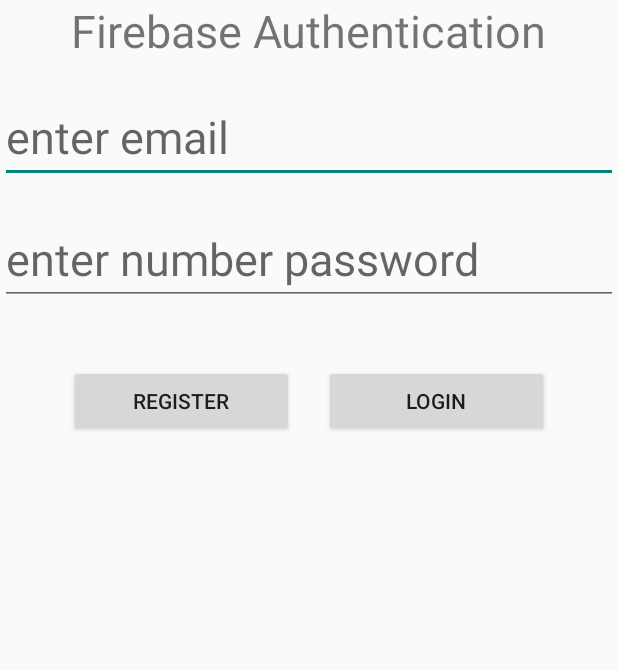
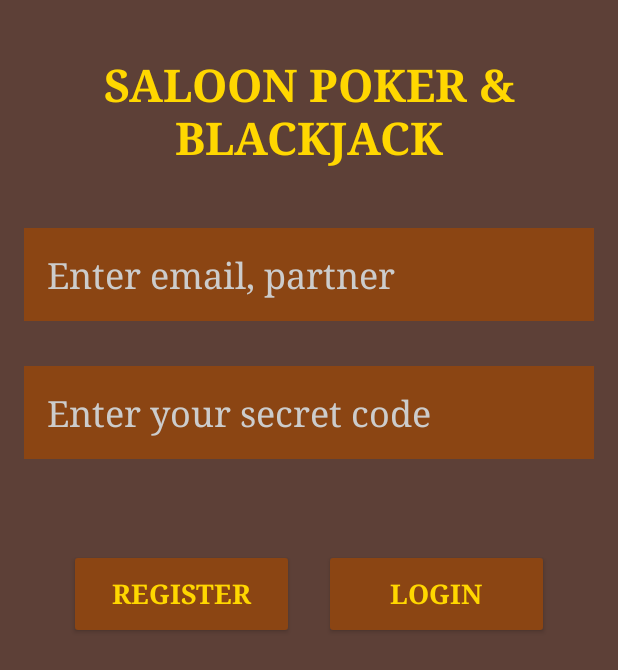
Before and after one commit to Segev29/BlackjackSegev1, an Android app: the screen it shows after launch (SignInActivity), on a phone screen of 412 x 824 dp. Shown: the top 670 px of the screen. Run offline under Robolectric (Android 15) with nearby library versions, the phone set to English and light mode, and no system bars; our stand-ins replace Firebase (no records; nobody signed in at launch, a user with empty details on screens opened directly).

Commit message:
add some updates in the sign in xml

```diff
--- a/app/src/main/res/layout/activity_sign_in.xml
+++ b/app/src/main/res/layout/activity_sign_in.xml
@@ -5,57 +5,79 @@
     android:layout_width="match_parent"
     android:layout_height="match_parent"
     android:orientation="vertical"
+    android:padding="16dp"
+    android:background="#5D4037"
     tools:context=".MainActivity">
 
     <TextView
         android:id="@+id/textView"
         android:layout_width="wrap_content"
         android:layout_height="wrap_content"
+        android:layout_gravity="center"
+        android:text="SALOON POKER &amp; BLACKJACK"
         android:textSize="30dp"
-        android:layout_gravity="center"
-        android:text="Firebase Authentication" />
+        android:textStyle="bold"
+        android:textColor="#FFD700"
+        android:fontFamily="serif"
+        android:layout_marginTop="20dp"
+        android:gravity="center" />
 
     <EditText
         android:id="@+id/etEmailAddress"
         android:layout_width="match_parent"
         android:layout_height="wrap_content"
-        android:textSize="30dp"
-        android:hint="enter email"
-        android:layout_marginTop="20dp"
-        android:inputType="textEmailAddress" />
+        android:hint="Enter email, partner"
+        android:inputType="textEmailAddress"
+        android:layout_marginTop="40dp"
+        android:textSize="24dp"
+        android:padding="15dp"
+        android:textColorHint="#CCCCCC"
+        android:textColor="#FFFFFF"
+        android:background="#8B4513"
+        android:fontFamily="serif" />
 
     <EditText
         android:id="@+id/etNumberPassword"
         android:layout_width="match_parent"
         android:layout_height="wrap_content"
-        android:textSize="30dp"
-        android:hint="enter number password"
-        android:layout_marginTop="20dp"
-        android:inputType="numberPassword" />
-
-
-
+        android:hint="Enter your secret code"
+        android:inputType="numberPassword"
+        android:layout_marginTop="30dp"
+        android:textSize="24dp"
+        android:padding="15dp"
+        android:textColorHint="#CCCCCC"
+        android:textColor="#FFFFFF"
+        android:background="#8B4513"
+        android:fontFamily="serif" />
 
     <LinearLayout
         android:layout_width="match_parent"
         android:layout_height="wrap_content"
-        android:layout_marginTop="40dp"
+        android:layout_marginTop="60dp"
         android:gravity="center"
-        android:orientation="horizontal"
-        >
+        android:orientation="horizontal">
 
         <Button
             android:id="@+id/btnRegister"
             android:layout_width="150dp"
-            android:layout_height="wrap_content"
-            android:text="Register" />
+            android:layout_height="60dp"
+            android:text="REGISTER"
+            android:textSize="18dp"
+            android:textStyle="bold"
+            android:textColor="#FFD700"
+            android:backgroundTint="#8B4513"
+            android:fontFamily="serif" />
 
         <Button
             android:id="@+id/btnLogin"
             android:layout_width="150dp"
+            android:layout_height="60dp"
             android:layout_marginLeft="20dp"
-            android:layout_height="wrap_content"
-            android:text="Login" />
+            android:text="LOGIN"
+            android:textSize="18dp"
+            android:textStyle="bold"
+            android:textColor="#FFD700"
+            android:backgroundTint="#8B4513"
+            android:fontFamily="serif" />
     </LinearLayout>
-
 </LinearLayout>
```
